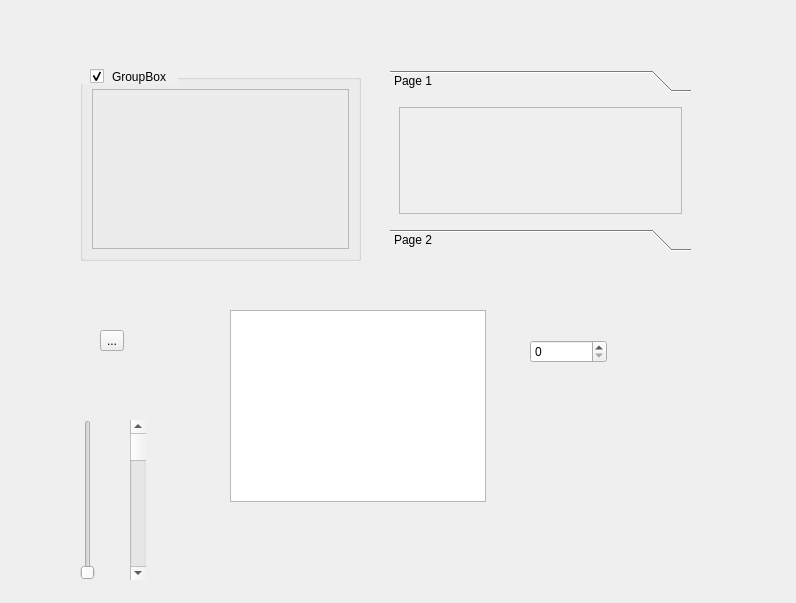
Qt form microangio/assets/pure_dark_sandbox.ui (WasatchPhotonics/MicroAngio) before a commit.
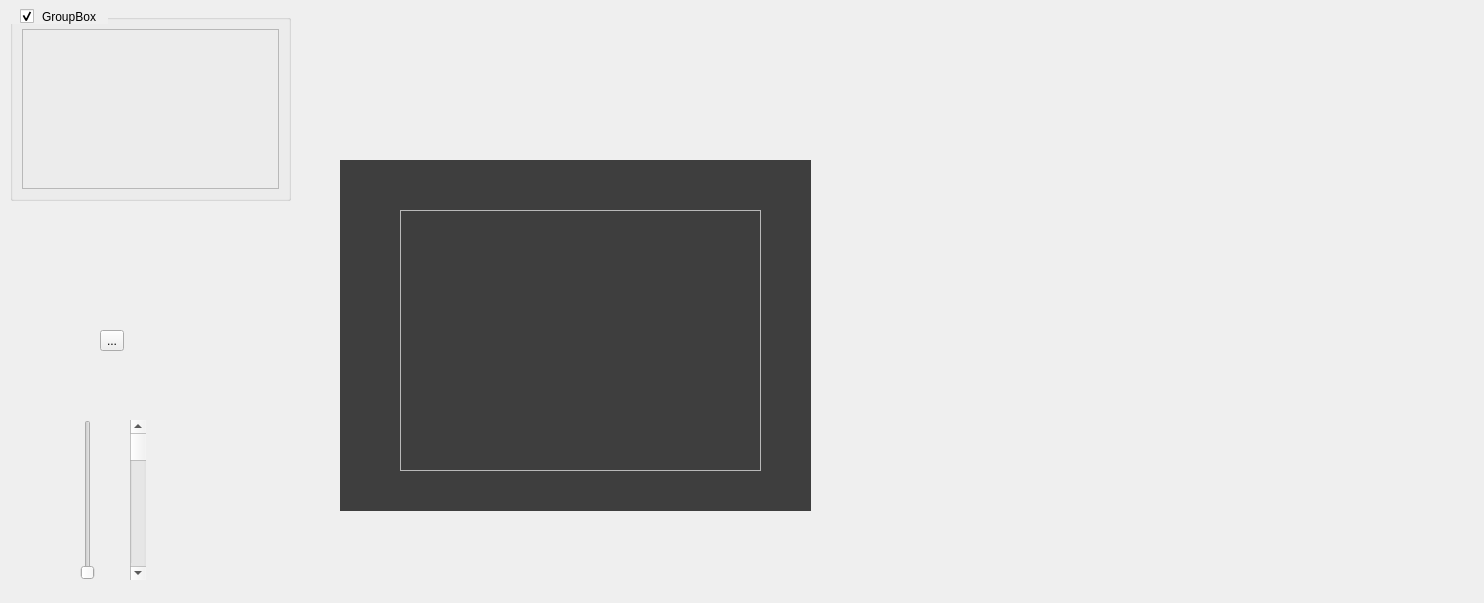
The same form after that commit. Icons and pictures are not drawn.

Commit message: start of sandbox dark las match

Diff of the .ui file:
```diff
--- a/microangio/assets/pure_dark_sandbox.ui
+++ b/microangio/assets/pure_dark_sandbox.ui
@@ -6,7 +6,7 @@
    <rect>
     <x>0</x>
     <y>0</y>
-    <width>796</width>
+    <width>1484</width>
     <height>603</height>
    </rect>
   </property>
@@ -1237,8 +1237,8 @@
   <widget class="QGroupBox" name="groupBox">
    <property name="geometry">
     <rect>
-     <x>80</x>
-     <y>60</y>
+     <x>10</x>
+     <y>0</y>
      <width>281</width>
      <height>201</height>
     </rect>
@@ -1275,57 +1275,6 @@
     </item>
    </layout>
   </widget>
-  <widget class="QToolBox" name="toolBox">
-   <property name="geometry">
-    <rect>
-     <x>390</x>
-     <y>70</y>
-     <width>301</width>
-     <height>181</height>
-    </rect>
-   </property>
-   <property name="currentIndex">
-    <number>0</number>
-   </property>
-   <widget class="QWidget" name="page">
-    <property name="geometry">
-     <rect>
-      <x>0</x>
-      <y>0</y>
-      <width>295</width>
-      <height>117</height>
-     </rect>
-    </property>
-    <attribute name="label">
-     <string>Page 1</string>
-    </attribute>
-    <layout class="QVBoxLayout" name="verticalLayout">
-     <item>
-      <widget class="QFrame" name="frame">
-       <property name="frameShape">
-        <enum>QFrame::StyledPanel</enum>
-       </property>
-       <property name="frameShadow">
-        <enum>QFrame::Raised</enum>
-       </property>
-      </widget>
-     </item>
-    </layout>
-   </widget>
-   <widget class="QWidget" name="page_2">
-    <property name="geometry">
-     <rect>
-      <x>0</x>
-      <y>0</y>
-      <width>295</width>
-      <height>117</height>
-     </rect>
-    </property>
-    <attribute name="label">
-     <string>Page 2</string>
-    </attribute>
-   </widget>
-  </widget>
   <widget class="QToolButton" name="toolButton">
    <property name="geometry">
     <rect>
@@ -1339,26 +1288,6 @@
     <string>...</string>
    </property>
   </widget>
-  <widget class="QListView" name="listView">
-   <property name="geometry">
-    <rect>
-     <x>230</x>
-     <y>310</y>
-     <width>256</width>
-     <height>192</height>
-    </rect>
-   </property>
-  </widget>
-  <widget class="QSpinBox" name="spinBox">
-   <property name="geometry">
-    <rect>
-     <x>530</x>
-     <y>340</y>
-     <width>77</width>
-     <height>23</height>
-    </rect>
-   </property>
-  </widget>
   <widget class="QSlider" name="verticalSlider">
    <property name="geometry">
     <rect>
@@ -1385,6 +1314,50 @@
     <enum>Qt::Vertical</enum>
    </property>
   </widget>
+  <widget class="QFrame" name="frame_main">
+   <property name="geometry">
+    <rect>
+     <x>340</x>
+     <y>160</y>
+     <width>471</width>
+     <height>351</height>
+    </rect>
+   </property>
+   <property name="styleSheet">
+    <string notr="true">QFrame#frame_main {
+  border: 0px;
+  background: rgba(62, 62, 62);
+
+}</string>
+   </property>
+   <property name="frameShape">
+    <enum>QFrame::StyledPanel</enum>
+   </property>
+   <property name="frameShadow">
+    <enum>QFrame::Raised</enum>
+   </property>
+   <widget class="QFrame" name="frame">
+    <property name="geometry">
+     <rect>
+      <x>60</x>
+      <y>50</y>
+      <width>361</width>
+      <height>261</height>
+     </rect>
+    </property>
+    <property name="styleSheet">
+     <string notr="true">QFrame#frame_center {
+  background: rgb(80, 80, 80);
+}</string>
+    </property>
+    <property name="frameShape">
+     <enum>QFrame::StyledPanel</enum>
+    </property>
+    <property name="frameShadow">
+     <enum>QFrame::Raised</enum>
+    </property>
+   </widget>
+  </widget>
  </widget>
  <resources>
   <include location="style.qrc"/>
```
